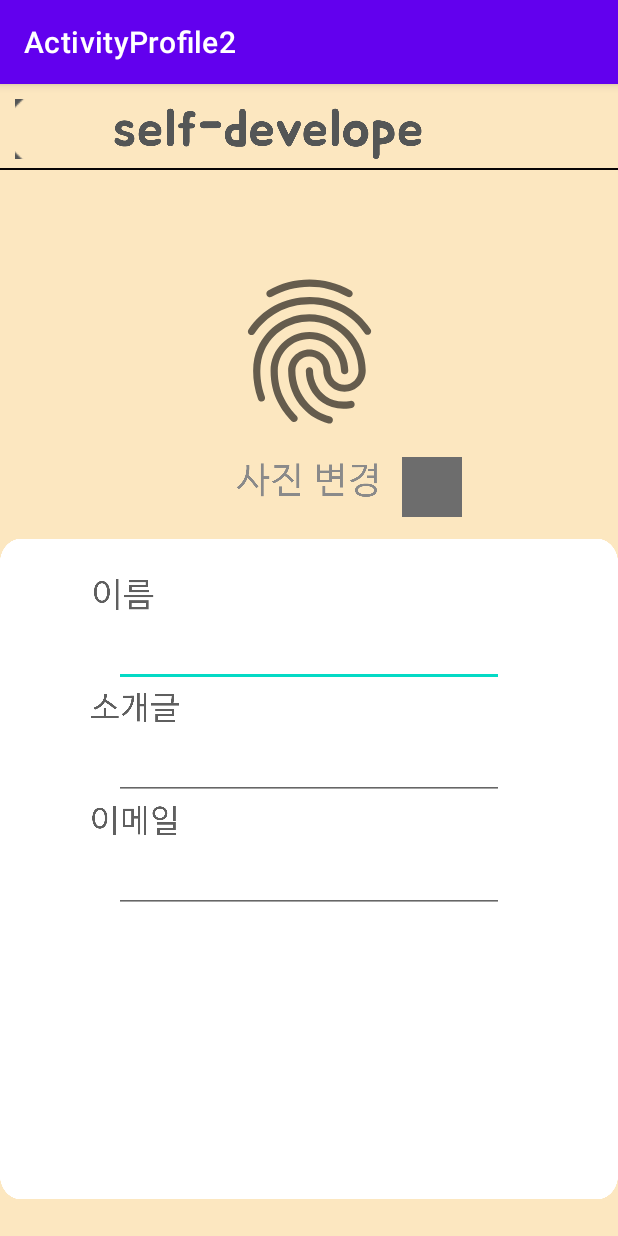
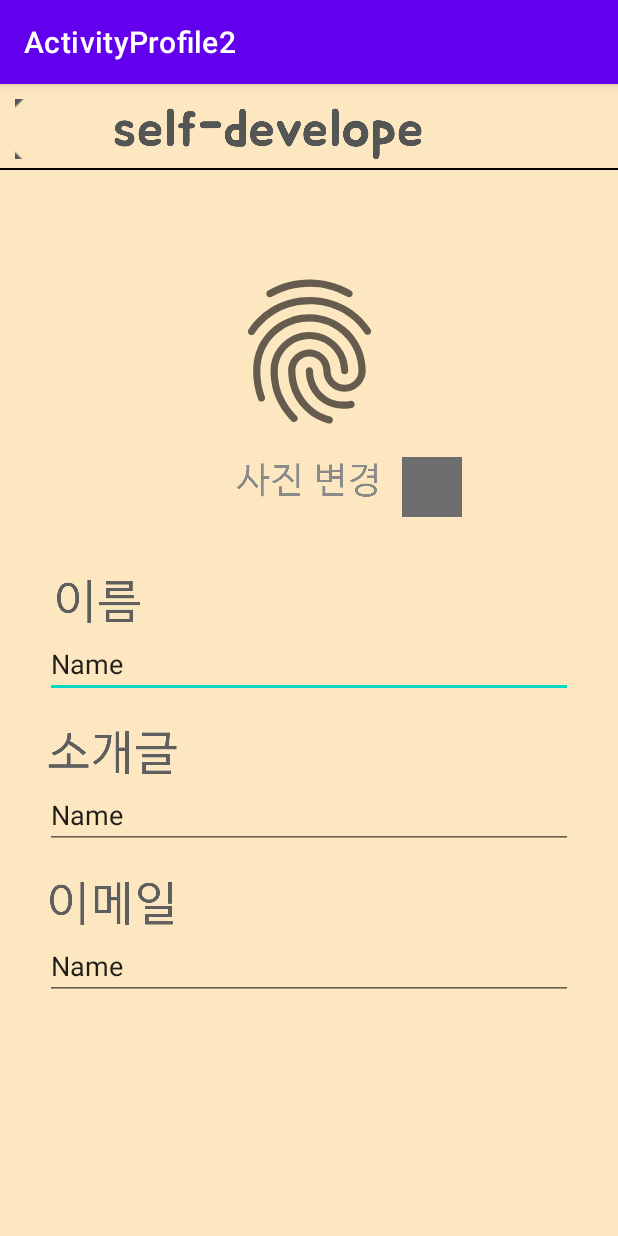
Before and after one commit to pbgodsoo/Android_Practice, an Android app: the screen it shows after launch (MainActivity), on a phone screen of 412 x 824 dp. Run offline under Robolectric (Android 15) with nearby library versions, the phone set to English and light mode, and no system bars.

Commit message:
Profile_ver2

```diff
--- a/ActivityProfile/app/src/main/res/layout/activity_main.xml
+++ b/ActivityProfile/app/src/main/res/layout/activity_main.xml
@@ -87,6 +87,7 @@
             app:layout_constraintBottom_toBottomOf="parent"
             app:layout_constraintStart_toEndOf="@+id/imageView7"
             app:srcCompat="@drawable/f4" />
+
     </androidx.constraintlayout.widget.ConstraintLayout>
 
 
@@ -170,6 +171,39 @@
                     app:layout_constraintEnd_toEndOf="parent"
                     app:layout_constraintStart_toStartOf="parent"
                     app:layout_constraintTop_toBottomOf="@+id/editTextTextPersonName2" />
+
+                <ImageButton
+                    android:id="@+id/imageButton2"
+                    android:layout_width="40dp"
+                    android:layout_height="40dp"
+                    android:layout_marginTop="60dp"
+                    android:layout_marginEnd="60dp"
+                    android:layout_marginRight="60dp"
+                    app:layout_constraintEnd_toEndOf="parent"
+                    app:layout_constraintTop_toTopOf="parent"
+                    app:srcCompat="@drawable/f4" />
+
+                <ImageButton
+                    android:id="@+id/imageButton4"
+                    android:layout_width="40dp"
+                    android:layout_height="40dp"
+                    android:layout_marginTop="32dp"
+                    android:layout_marginEnd="60dp"
+                    android:layout_marginRight="60dp"
+                    app:layout_constraintEnd_toEndOf="parent"
+                    app:layout_constraintTop_toBottomOf="@+id/imageButton2"
+                    app:srcCompat="@drawable/f4" />
+
+                <ImageButton
+                    android:id="@+id/imageButton5"
+                    android:layout_width="40dp"
+                    android:layout_height="40dp"
+                    android:layout_marginTop="32dp"
+                    android:layout_marginEnd="60dp"
+                    android:layout_marginRight="60dp"
+                    app:layout_constraintEnd_toEndOf="parent"
+                    app:layout_constraintTop_toBottomOf="@+id/imageButton4"
+                    app:srcCompat="@drawable/f4" />
             </androidx.constraintlayout.widget.ConstraintLayout>
         </FrameLayout>
 
--- a/ActivityProfile2/app/src/main/res/layout/activity_main.xml
+++ b/ActivityProfile2/app/src/main/res/layout/activity_main.xml
@@ -87,90 +87,65 @@
             app:layout_constraintBottom_toBottomOf="parent"
             app:layout_constraintStart_toEndOf="@+id/imageView7"
             app:srcCompat="@drawable/f4" />
+
     </androidx.constraintlayout.widget.ConstraintLayout>
 
-
-    <FrameLayout
+    <LinearLayout
         android:layout_width="match_parent"
-        android:layout_height="match_parent">
+        android:layout_height="match_parent"
+        android:layout_marginStart="30dp"
+        android:layout_marginLeft="30dp"
+        android:layout_marginTop="30dp"
+        android:layout_marginEnd="30dp"
+        android:layout_marginRight="30dp"
+        android:layout_marginBottom="30dp"
+        android:orientation="vertical">
 
         <ImageView
-            android:id="@+id/imageView8"
+            android:id="@+id/imageView11"
+            android:layout_width="70dp"
+            android:layout_height="35dp"
+            app:srcCompat="@drawable/f6" />
+
+        <EditText
+            android:id="@+id/editTextTextPersonName"
             android:layout_width="match_parent"
             android:layout_height="wrap_content"
-            android:layout_marginBottom="20dp"
-            app:srcCompat="@drawable/f5" />
+            android:ems="10"
+            android:inputType="textPersonName"
+            android:text="Name" />
 
-        <androidx.constraintlayout.widget.ConstraintLayout
+        <ImageView
+            android:id="@+id/imageView12"
+            android:layout_width="90dp"
+            android:layout_height="35dp"
+            android:layout_marginTop="20dp"
+            app:srcCompat="@drawable/f8" />
+
+        <EditText
+            android:id="@+id/editTextTextPersonName2"
             android:layout_width="match_parent"
-            android:layout_height="match_parent">
+            android:layout_height="wrap_content"
+            android:ems="10"
+            android:inputType="textPersonName"
+            android:text="Name" />
 
-            <ImageView
-                android:id="@+id/imageView9"
-                android:layout_width="45dp"
-                android:layout_height="25dp"
-                android:layout_marginStart="59dp"
-                android:layout_marginLeft="59dp"
-                android:layout_marginTop="30dp"
-                app:layout_constraintStart_toStartOf="parent"
-                app:layout_constraintTop_toTopOf="parent"
-                app:srcCompat="@drawable/f6" />
+        <ImageView
+            android:id="@+id/imageView13"
+            android:layout_width="90dp"
+            android:layout_height="35dp"
+            android:layout_marginTop="20dp"
+            app:srcCompat="@drawable/f9" />
 
-            <ImageView
-                android:id="@+id/imageView10"
-                android:layout_width="60dp"
-                android:layout_height="25dp"
-                android:layout_marginStart="60dp"
-                android:layout_marginLeft="60dp"
-                android:layout_marginTop="50dp"
-                app:layout_constraintStart_toStartOf="parent"
-                app:layout_constraintTop_toBottomOf="@+id/imageView9"
-                app:srcCompat="@drawable/f8" />
+        <EditText
+            android:id="@+id/editTextTextPersonName3"
+            android:layout_width="match_parent"
+            android:layout_height="wrap_content"
+            android:ems="10"
+            android:inputType="textPersonName"
+            android:text="Name" />
 
-            <ImageView
-                android:id="@+id/imageView11"
-                android:layout_width="60dp"
-                android:layout_height="25dp"
-                android:layout_marginStart="60dp"
-                android:layout_marginLeft="60dp"
-                android:layout_marginTop="50dp"
-                app:layout_constraintStart_toStartOf="parent"
-                app:layout_constraintTop_toBottomOf="@+id/imageView10"
-                app:srcCompat="@drawable/f9" />
+    </LinearLayout>
 
-            <EditText
-                android:id="@+id/editTextTextPersonName"
-                android:layout_width="260dp"
-                android:layout_height="43dp"
-                android:layout_marginTop="60dp"
-                android:ems="10"
-                android:inputType="textPersonName"
-                app:layout_constraintEnd_toEndOf="parent"
-                app:layout_constraintStart_toStartOf="parent"
-                app:layout_constraintTop_toTopOf="parent" />
-
-            <EditText
-                android:id="@+id/editTextTextPersonName2"
-                android:layout_width="260dp"
-                android:layout_height="43dp"
-                android:layout_marginTop="32dp"
-                android:ems="10"
-                android:inputType="textPersonName"
-                app:layout_constraintEnd_toEndOf="parent"
-                app:layout_constraintStart_toStartOf="parent"
-                app:layout_constraintTop_toBottomOf="@+id/editTextTextPersonName" />
-
-            <EditText
-                android:id="@+id/editTextTextEmailAddress"
-                android:layout_width="260dp"
-                android:layout_height="43dp"
-                android:layout_marginTop="32dp"
-                android:ems="10"
-                android:inputType="textEmailAddress"
-                app:layout_constraintEnd_toEndOf="parent"
-                app:layout_constraintStart_toStartOf="parent"
-                app:layout_constraintTop_toBottomOf="@+id/editTextTextPersonName2" />
-        </androidx.constraintlayout.widget.ConstraintLayout>
-    </FrameLayout>
 
 </LinearLayout>
```
Also changed, not shown: ActivityProfile2/app/src/main/res/drawable/f5_m.png (added).
